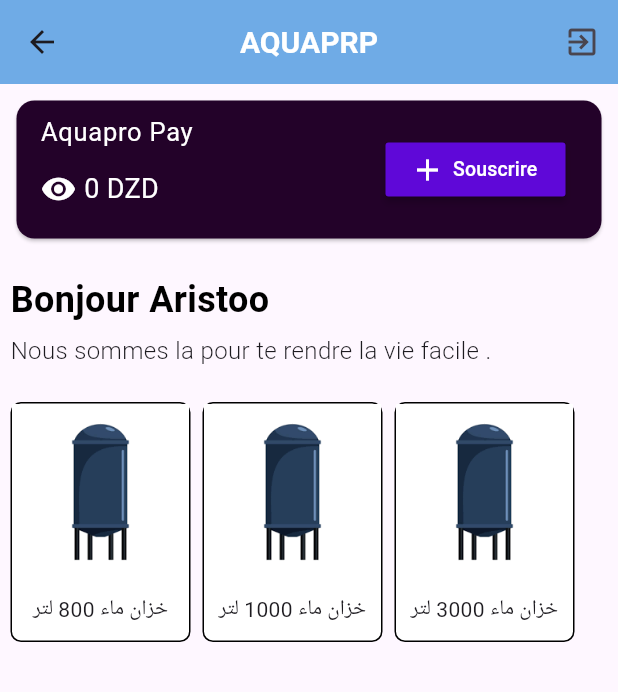
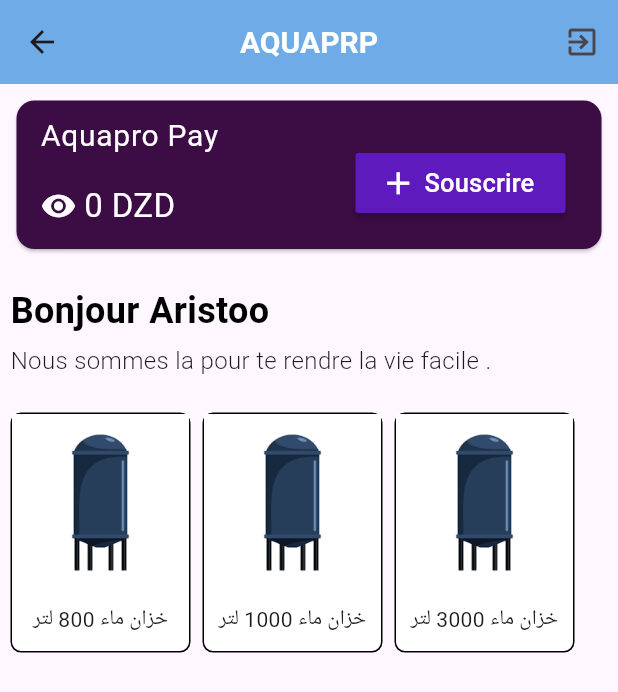
Before and after one commit to Rostomgh/Aqupro, a Flutter app: the Homm screen opened by its route, on a phone screen of 412 x 824 dp. Shown: the top 692 px of the screen. Run offline on Flutter 3.47's test engine with Material 3 defaults, Android fonts, the phone set to English and light mode, and no system bars; our stand-ins replace animated_splash_screen, awesome_dialog, bloc, curved_navigation_bar, firebase_auth, firebase_core and 2 more; accounts and stored records are empty.

Commit message:
fix card

```diff
--- a/lib/Compo/CardInfo.dart
+++ b/lib/Compo/CardInfo.dart
@@ -7,24 +7,24 @@ class CustomCardInfo extends StatelessWidget {
   @override
   Widget build(BuildContext context) {
     return const SizedBox(
-      height: 100,
+      height: 107,
       child: Card(
-        color: Color.fromARGB(255, 35, 2, 41),
+        color: Color.fromARGB(255, 60, 12, 68),
         child: ListTile(
           title: Text(
             "Aquapro Pay",
-            style: TextStyle(color: Colors.white,fontSize: 17),
+            style: TextStyle(color: Colors.white,fontSize: 20),
           ),
 
           subtitle: SizedBox(
-            height: 50,
+            height: 64,
             child: Row(
               children: [
                 Icon(Icons.remove_red_eye_sharp, color: Colors.white),
                 SizedBox(width: 5),
                 Text(
                   "0 DZD",
-                  style: TextStyle(color: Colors.white, fontSize: 18),
+                  style: TextStyle(color: Colors.white, fontSize: 22),
                 ),
               ],
             ),
--- a/lib/Compo/Constance.dart
+++ b/lib/Compo/Constance.dart
@@ -3,6 +3,7 @@
 import 'package:flutter/material.dart';
 
 String tit = '';
+const CardColor = Color.fromARGB(0, 32, 2, 37);
 const Primerycolor = Color.fromARGB(255, 112, 180, 236);
 const Butcolor = Color(0xFFBDBDBD);
 const SizeText = SizedBox(height: 5);
--- a/lib/Compo/CustomSettings.dart
+++ b/lib/Compo/CustomSettings.dart
@@ -1,10 +1,12 @@
 import 'package:flutter/material.dart';
 
 class CustomCardProfilePage extends StatelessWidget {
+
   final Icon ic;
   final String text;
   final void Function()? tap;
-  const CustomCardProfilePage({Key? key, required this.ic, required this.text, this.tap})
+  const CustomCardProfilePage(
+      {Key? key,  required this.ic, required this.text, this.tap})
       : super(key: key);
 
   @override
--- a/lib/Compo/Trailing.dart
+++ b/lib/Compo/Trailing.dart
@@ -6,22 +6,22 @@ class Trailing extends StatelessWidget {
   @override
   Widget build(BuildContext context) {
     return Container
-    (width: 120,
-    //height: 40,
+    (width: 140,
+    height: 40,
     decoration: BoxDecoration(
       borderRadius: BorderRadius.circular(10)
 ),
       child: MaterialButton(
 
       onPressed: (){},
-      color: const Color.fromARGB(255, 95, 8, 216),
+      color: Color.fromARGB(255, 94, 26, 189),
       child: const Row(
         children: [
-          Icon(Icons.add,color: Colors.white),
+          Icon(Icons.add,color: Colors.white,size: 25,),
           SizedBox(width: 5,),
           Text("Souscrire",style: TextStyle(
             color: Colors.white,
-            fontSize: 13,
+            fontSize: 17,
 
           ),)
 
```
Also changed, not shown: lib/Widget/SecondBCard.dart (+20 -8 lines), assets/avatar/Me.jpg (added).
